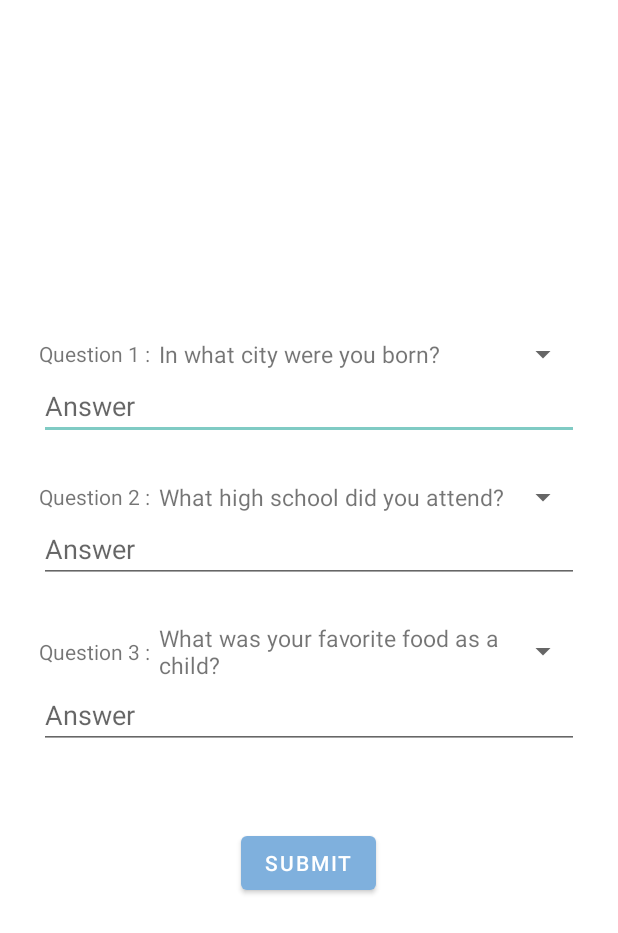
After one commit to kidd28/Laya, an Android app: the SecurityQuestions screen opened directly, with no data from a screen before it, on a phone screen of 412 x 824 dp. The commit adds this screen. Shown: the top 933 px of the screen. Run offline under Robolectric (Android 15) with nearby library versions, the phone set to English and light mode, and no system bars; our stand-ins replace Firebase (no records; nobody signed in at launch, a user with empty details on screens opened directly), sdp/ssp sizes.

Commit message:
added security questions

```diff
--- a/app/src/main/AndroidManifest.xml
+++ b/app/src/main/AndroidManifest.xml
@@ -25,6 +25,12 @@
         android:supportsRtl="true"
         android:theme="@style/Theme.Laya"
         tools:targetApi="31">
+        <activity
+            android:name=".ForgotPin"
+            android:exported="false" />
+        <activity
+            android:name=".SecurityQuestions"
+            android:exported="false" />
         <activity
             android:name=".OnboardingActivity"
             android:exported="false" />
--- a/app/src/main/java/com/capstone/laya/Dashboard.java
+++ b/app/src/main/java/com/capstone/laya/Dashboard.java
@@ -364,8 +364,6 @@ public class Dashboard extends AppCompatActivity {
     }
 
     public void additem(String id, String category) {
-
-
         System.out.println(id);
         System.out.println(category);
 
--- /dev/null
+++ b/app/src/main/java/com/capstone/laya/SecurityQuestions.java
@@ -0,0 +1,179 @@
+package com.capstone.laya;
+
+import androidx.annotation.NonNull;
+import androidx.appcompat.app.AppCompatActivity;
+
+import android.content.Intent;
+import android.os.Bundle;
+import android.view.View;
+import android.widget.ArrayAdapter;
+import android.widget.Button;
+import android.widget.EditText;
+import android.widget.Spinner;
+import android.widget.Toast;
+
+import com.capstone.laya.Model.AudioModel;
+import com.capstone.laya.Model.SecurityQuestionModel;
+import com.google.android.gms.auth.api.signin.GoogleSignIn;
+import com.google.android.gms.auth.api.signin.GoogleSignInClient;
+import com.google.android.gms.auth.api.signin.GoogleSignInOptions;
+import com.google.android.gms.tasks.OnCompleteListener;
+import com.google.android.gms.tasks.OnFailureListener;
+import com.google.android.gms.tasks.OnSuccessListener;
+import com.google.android.gms.tasks.Task;
+import com.google.firebase.auth.FirebaseAuth;
+import com.google.firebase.auth.FirebaseUser;
+import com.google.firebase.database.DatabaseReference;
+import com.google.firebase.database.FirebaseDatabase;
+
+import java.util.ArrayList;
+import java.util.HashMap;
+
+public class SecurityQuestions extends AppCompatActivity {
+    FirebaseUser user;
+    GoogleSignInClient mGoogleSignInClient;
+    ArrayList<SecurityQuestionModel> SecurityQuestionModel;
+    String[] Engquestions1 = {"In what city were you born?", "What is the name of your favorite pet?", "What is your mother's maiden name?"};
+
+    String[] Engquestions2 = {"What high school did you attend?", "What was the name of your elementary school?", "What was the name of your childhood bestfriend?"};
+    String[] Engquestions3 = {"What was your favorite food as a child?", "Where did you meet your spouse?", "What year was your father born?"};
+
+    String[] Filquestions1 = {"Saang lungsod ka ipinanganak?", "Ano ang pangalan ng iyong paboritong alagang hayop?", "Ano ang apelyido ng iyong ina bago siya ikasal?"};
+    String[] Filquestions2 = {"Saang mataas na paaralan (High School) ka nag-aral?", "Ano ang pangalan ng iyong paaralan noong elementarya ka?", "Ano ang pangalan ng iyong  matalik na kaibigan noong bata ka?"};
+    String[] Filquestions3 = {"Ano ang paborito mong pagkain noong bata ka pa?", "Saan mo nakilala ang iyong asawa?", "Anong taon ipinanganak ang iyong ama?"};
+    Spinner q1, q2, q3;
+
+    EditText ans1, ans2, ans3;
+
+    Button save;
+
+    String set;
+    @Override
+    protected void onCreate(Bundle savedInstanceState) {
+        super.onCreate(savedInstanceState);
+        setContentView(R.layout.activity_security_questions);
+
+        q1 = findViewById(R.id.question1);
+        q2 = findViewById(R.id.question2);
+        q3 = findViewById(R.id.question3);
+        ans1 = findViewById(R.id.answer1);
+        ans2 = findViewById(R.id.answer2);
+        ans3 = findViewById(R.id.answer3);
+        save = findViewById(R.id.save);
+
+        set = getIntent().getStringExtra("set");
+
+        GoogleSignInOptions gso = new GoogleSignInOptions.Builder(GoogleSignInOptions.DEFAULT_SIGN_IN).requestIdToken(getString(R.string.default_web_client_id)).requestEmail().build();
+
+        mGoogleSignInClient = GoogleSignIn.getClient(SecurityQuestions.this, gso);
+        ArrayAdapter ad1 = new ArrayAdapter(this, R.layout.custom_selected_question, Engquestions1);
+        ad1.setDropDownViewResource(android.R.layout.simple_spinner_dropdown_item);
+
+        ArrayAdapter ad2 = new ArrayAdapter(this, R.layout.custom_selected_question, Engquestions2);
+        ad2.setDropDownViewResource(android.R.layout.simple_spinner_dropdown_item);
+
+        ArrayAdapter ad3 = new ArrayAdapter(this, R.layout.custom_selected_question, Engquestions3);
+        ad3.setDropDownViewResource(android.R.layout.simple_spinner_dropdown_item);
+
+        q1.setAdapter(ad1);
+        q2.setAdapter(ad2);
+        q3.setAdapter(ad3);
+
+        user = FirebaseAuth.getInstance().getCurrentUser();
+
+        save.setOnClickListener(new View.OnClickListener() {
+            @Override
+            public void onClick(View view) {
+                String id = String.valueOf(System.currentTimeMillis());
+                String id1 = String.valueOf(System.currentTimeMillis()+1);
+                String id2 = String.valueOf(System.currentTimeMillis()+2);
+                if (validateAnswer(ans1.getText().toString(),ans2.getText().toString(),ans3.getText().toString())) {
+                    DatabaseReference reference = FirebaseDatabase.getInstance().getReference("SecurityQuestions");
+                    HashMap<String, String> hashMap = new HashMap<>();
+                    hashMap.put("Question", q1.getSelectedItem().toString());
+                    hashMap.put("Answer", ans1.getText().toString());
+                    hashMap.put("Id",id);
+                    reference.child(user.getUid()).child(id).setValue(hashMap).addOnSuccessListener(new OnSuccessListener<Void>() {
+                        @Override
+                        public void onSuccess(Void unused) {
+                            HashMap<String, String> hashMap1 = new HashMap<>();
+                            hashMap1.put("Question", q2.getSelectedItem().toString());
+                            hashMap1.put("Answer", ans2.getText().toString());
+                            hashMap1.put("Id", id1);
+                            reference.child(user.getUid()).child(id1).setValue(hashMap1).addOnSuccessListener(new OnSuccessListener<Void>() {
+                                @Override
+                                public void onSuccess(Void unused) {
+                                    HashMap<String, String> hashMap2 = new HashMap<>();
+                                    hashMap2.put("Question", q3.getSelectedItem().toString());
+                                    hashMap2.put("Answer", ans3.getText().toString());
+                                    hashMap2.put("Id", id2);
+                                    reference.child(user.getUid()).child(id2).setValue(hashMap2).addOnSuccessListener(new OnSuccessListener<Void>() {
+                                        @Override
+                                        public void onSuccess(Void unused) {
+                                            Intent intent = new Intent(SecurityQuestions.this, Dashboard.class);
+                                            startActivity(intent);
+                                            SecurityQuestions.this.finish();
+                                        }
+                                    }).addOnFailureListener(new OnFailureListener() {
+                                        @Override
+                                        public void onFailure(@NonNull Exception e) {
+                                        }
+                                    });
+                                }
+                            }).addOnFailureListener(new OnFailureListener() {
+                                @Override
+                                public void onFailure(@NonNull Exception e) {
+                                }
+                            });
+                        }
+                    }).addOnFailureListener(new OnFailureListener() {
+                        @Override
+                        public void onFailure(@NonNull Exception e) {
+                        }
+                    });
+                } else {
+                    Toast.makeText(SecurityQuestions.this, "Please answer all Three questions", Toast.LENGTH_SHORT).show();
+                }
+            }
+        });
+
+    }
+
+    private boolean validateAnswer(String ans1, String ans2, String ans3) {
+        if (ans1.equals("") || ans2.equals("") || ans3.equals("")) {
+            return false;
+        } else {
+            return true;
+        }
+    }
+
+    private void revokeAccess() {
+        mGoogleSignInClient.revokeAccess().addOnCompleteListener(SecurityQuestions.this, new OnCompleteListener<Void>() {
+            @Override
+            public void onComplete(@NonNull Task<Void> task) {
+            }
+        });
+    }
+
+    @Override
+    public void onBackPressed() {
+        super.onBackPressed();
+
+        if(set.equals("old")){
+
+        }else{
+        DatabaseReference ref = FirebaseDatabase.getInstance().getReference()
+                .child("Users").child(user.getUid());
+        ref.removeValue();
+        user.delete()
+                .addOnCompleteListener(new OnCompleteListener<Void>() {
+                    @Override
+                    public void onComplete(@NonNull Task<Void> task) {
+                        if (task.isSuccessful()) {
+                            Toast.makeText(SecurityQuestions.this, "Registration Cancelled", Toast.LENGTH_SHORT).show();
+                        }
+                    }
+                });
+        revokeAccess();}
+    }
+}
--- /dev/null
+++ b/app/src/main/res/layout/activity_security_questions.xml
@@ -0,0 +1,104 @@
+<?xml version="1.0" encoding="utf-8"?>
+<RelativeLayout xmlns:android="http://schemas.android.com/apk/res/android"
+    xmlns:app="http://schemas.android.com/apk/res-auto"
+    xmlns:tools="http://schemas.android.com/tools"
+    android:layout_width="match_parent"
+    android:layout_height="match_parent"
+    android:gravity="center"
+    tools:context=".SecurityQuestions">
+
+    <LinearLayout
+        android:layout_margin="@dimen/_20sdp"
+        android:layout_width="match_parent"
+        android:layout_height="wrap_content"
+        android:orientation="vertical"
+        android:gravity="left">
+        <LinearLayout
+            android:layout_width="match_parent"
+            android:layout_height="wrap_content"
+            android:orientation="horizontal">
+            <TextView
+                android:layout_marginRight="@dimen/_2sdp"
+
+                android:layout_gravity="center"
+                android:id="@+id/q1"
+                android:layout_width="wrap_content"
+                android:layout_height="wrap_content"
+                android:text="Question 1 : "/>
+            <Spinner
+                android:id="@+id/question1"
+                android:layout_width="match_parent"
+                android:layout_height="wrap_content"/>
+        </LinearLayout>
+        <EditText
+            android:id="@+id/answer1"
+            android:layout_width="match_parent"
+            android:layout_height="wrap_content"
+            android:ems="10"
+            android:inputType="text"
+            android:hint="Answer"/>
+
+        <LinearLayout
+            android:layout_marginTop="@dimen/_20sdp"
+            android:layout_width="match_parent"
+            android:layout_height="wrap_content"
+            android:orientation="horizontal">
+            <TextView
+                android:layout_gravity="center"
+                android:layout_marginRight="@dimen/_2sdp"
+                android:id="@+id/q2"
+                android:layout_width="wrap_content"
+                android:layout_height="wrap_content"
+                android:text="Question 2 : "/>
+
+            <Spinner
+                android:id="@+id/question2"
+                android:layout_width="match_parent"
+                android:layout_height="wrap_content" />
+        </LinearLayout>
+        <EditText
+            android:id="@+id/answer2"
+            android:layout_width="match_parent"
+            android:layout_height="wrap_content"
+            android:ems="10"
+            android:inputType="text"
+            android:hint="Answer"/>
+        <LinearLayout
+            android:layout_marginTop="@dimen/_20sdp"
+            android:layout_width="match_parent"
+            android:layout_height="wrap_content"
+            android:orientation="horizontal">
+            <TextView
+                android:layout_gravity="center"
+                android:layout_marginRight="@dimen/_2sdp"
+
+                android:id="@+id/q3"
+                android:layout_width="wrap_content"
+                android:layout_height="wrap_content"
+                android:text="Question 3 : " />
+            <Spinner
+                android:id="@+id/question3"
+                android:layout_width="match_parent"
+                android:layout_height="wrap_content" />
+        </LinearLayout>
+        <EditText
+            android:id="@+id/answer3"
+            android:layout_width="match_parent"
+            android:layout_height="wrap_content"
+            android:ems="10"
+            android:inputType="text"
+            android:hint="Answer" />
+
+        <Button
+            android:layout_marginTop="@dimen/_40sdp"
+            android:layout_gravity="center"
+            android:id="@+id/save"
+            android:layout_width="wrap_content"
+            android:layout_height="wrap_content"
+            android:text="Submit" />
+    </LinearLayout>
+
+
+
+
+</RelativeLayout>
--- /dev/null
+++ b/app/src/main/res/layout/custom_selected_question.xml
@@ -0,0 +1,6 @@
+<?xml version="1.0" encoding="utf-8"?>
+<TextView xmlns:android="http://schemas.android.com/apk/res/android"
+    android:layout_width="match_parent"
+    android:layout_height="match_parent"
+    android:textSize="15sp"
+    android:id="@+id/selectedItem" />
--- a/app/src/main/res/values/strings.xml
+++ b/app/src/main/res/values/strings.xml
@@ -2,4 +2,6 @@
     <string name="app_name">Laya</string>
     <!-- TODO: Remove or change this placeholder text -->
     <string name="hello_blank_fragment">Hello blank fragment</string>
+    <string name="forgot_Pin"><u>Forgot Pin</u></string>
+
 </resources>
```
Also changed, not shown: app/src/main/java/com/capstone/laya/ForgotPin.java (added, +111 -0 lines), app/src/main/java/com/capstone/laya/MainActivity.java (+26 -2 lines), app/src/main/java/com/capstone/laya/Model/SecurityQuestionModel.java (added, +38 -0 lines), app/src/main/java/com/capstone/laya/Passcode.java (+9 -12 lines), app/src/main/java/com/capstone/laya/SetupPasscode.java (+13 -4 lines), app/src/main/res/layout/activity_forgot_pin.xml (added, +56 -0 lines), app/src/main/res/layout/activity_passcode.xml (+13 -0 lines).
